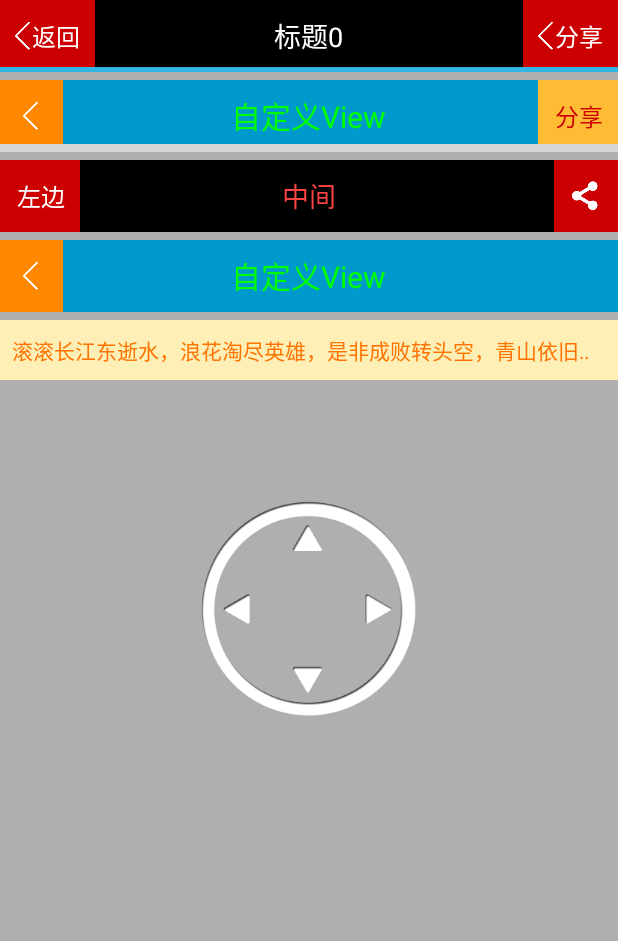
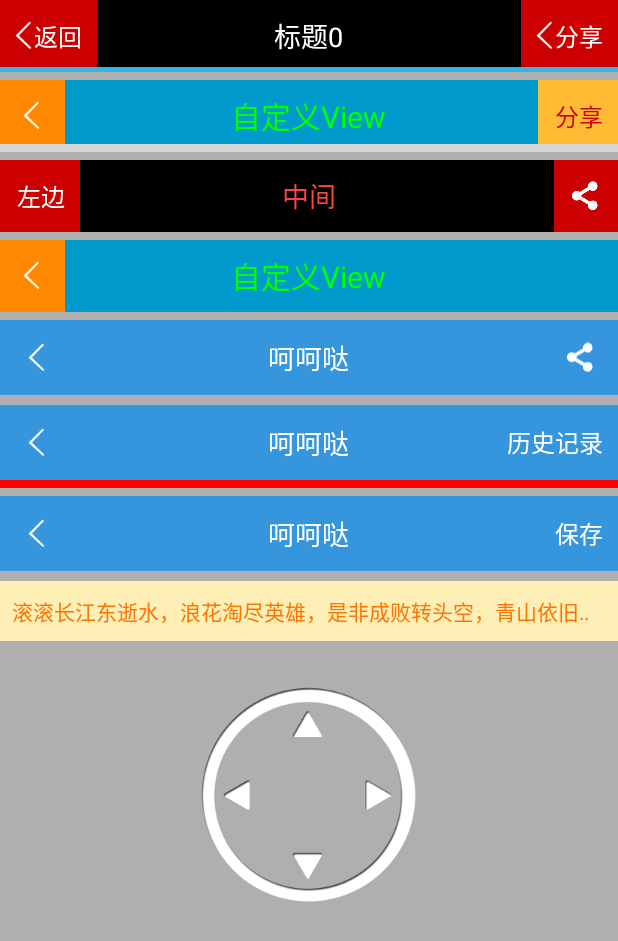
Before and after one commit to wpq2014/MyDemo, an Android app: the TopBarActivity screen opened directly, with no data from a screen before it, on a phone screen of 412 x 824 dp. Shown: the top 941 px of the screen. Run offline under Robolectric (Android 15) with nearby library versions, the phone set to English and light mode, and no system bars; our stand-ins replace ButterKnife; grey boxes are pictures that could not be loaded.

Commit message:
自定义标题栏CommonTitleBar

```diff
--- a/app/src/main/AndroidManifest.xml
+++ b/app/src/main/AndroidManifest.xml
@@ -94,6 +94,8 @@
         <activity android:name=".retrofit.RetrofitActivity" android:label="@string/retrofit" />
 
         <activity android:name=".TeethActivity" android:label="@string/teeth"></activity>
+        <activity android:name=".WebActivity" android:label="@string/webView"></activity>
+
 
 
         <service android:name=".RemoteService" android:process=":remote" />
--- a/app/src/main/java/com/demo/wpq/mydemo/MainActivity.java
+++ b/app/src/main/java/com/demo/wpq/mydemo/MainActivity.java
@@ -80,6 +80,7 @@ public class MainActivity extends AppCompatActivity
                 MToastUtil.show(MainActivity.this, "字数不能超过" + 20);
             }
         });
+
     }
 
     /**
@@ -146,6 +147,10 @@ public class MainActivity extends AppCompatActivity
         startActivity(new Intent(this, ClientActivity.class));
     }
 
+    public void clickWebView(View view) {
+        startActivity(new Intent(this, WebActivity.class));
+    }
+
     @Override
     public void onBackPressed() {
         DrawerLayout drawer = (DrawerLayout) findViewById(R.id.drawer_layout);
--- a/app/src/main/java/com/demo/wpq/mydemo/customview/TopBarActivity.java
+++ b/app/src/main/java/com/demo/wpq/mydemo/customview/TopBarActivity.java
@@ -5,12 +5,15 @@ import android.graphics.Color;
 import android.graphics.drawable.ColorDrawable;
 import android.os.Bundle;
 import android.view.View;
+import android.widget.TextView;
 import android.widget.Toast;
 
 import com.demo.wpq.mydemo.R;
+import com.demo.wpq.mydemo.customview.view.CommonTitleBar;
 import com.demo.wpq.mydemo.customview.view.DirectionView;
 import com.demo.wpq.mydemo.customview.view.MarqueeTextView;
 import com.demo.wpq.mydemo.customview.view.TopBar;
+import com.demo.wpq.mydemo.utils.MToastUtil;
 
 import butterknife.BindView;
 import butterknife.ButterKnife;
@@ -23,6 +26,8 @@ public class TopBarActivity extends Activity {
 
     @BindView(R.id.topbar0)
     TopBar topbar0;
+    @BindView(R.id.commonTitleBar1)
+    CommonTitleBar commonTitleBar1;
     @BindView(R.id.directionView)
     DirectionView directionView;
     @BindView(R.id.marquee_textView)
@@ -63,6 +68,21 @@ public class TopBarActivity extends Activity {
             }
         }, 3000);
 
+        commonTitleBar1.setSplitLineBackground(new ColorDrawable(Color.RED))
+                .setSplitLineHeight(5)
+                .setOnTitleBarLeftClickListener(new CommonTitleBar.OnTitleBarClickListener() {
+                    @Override
+                    public void onClick(View view) {
+                        MToastUtil.show(TopBarActivity.this, "返回");
+                    }
+                })
+                .setOnTitleBarRightTextClickListener(new CommonTitleBar.OnTitleBarClickListener() {
+                    @Override
+                    public void onClick(View view) {
+                        MToastUtil.show(TopBarActivity.this, ((TextView) view).getText().toString());
+                    }
+                });
+
         directionView.setOnDirectionChangedListener(new DirectionView.OnDirectionChangedListener() {
             @Override
             public void onDirectionChanged(int currentDirection) {
--- /dev/null
+++ b/app/src/main/java/com/demo/wpq/mydemo/customview/view/CommonTitleBar.java
@@ -0,0 +1,333 @@
+package com.demo.wpq.mydemo.customview.view;
+
+import android.content.Context;
+import android.content.res.TypedArray;
+import android.graphics.drawable.Drawable;
+import android.support.annotation.NonNull;
+import android.support.annotation.Nullable;
+import android.text.TextUtils;
+import android.util.AttributeSet;
+import android.util.TypedValue;
+import android.view.LayoutInflater;
+import android.view.View;
+import android.view.ViewGroup;
+import android.widget.FrameLayout;
+import android.widget.ImageView;
+import android.widget.LinearLayout;
+import android.widget.TextView;
+
+import com.demo.wpq.mydemo.R;
+
+/**
+ * Desc: 自定义标题栏-引用xml布局
+ * Author: wpq
+ * Date: 2017/4/21 09:45
+ */
+public class CommonTitleBar extends FrameLayout implements View.OnClickListener {
+
+    /** 整个TitleBar布局 */
+    private FrameLayout mFlTitleBar;
+    /** 左边布局 */
+    private LinearLayout mLlLeft;
+    /** 左边图片 */
+    private ImageView mIvLeft;
+    /** 中间布局 */
+    private LinearLayout mLlCenter;
+    /** 中间文字 */
+    private TextView mTvTitle;
+    /** 中间图片 */
+    private ImageView mIvTitle;
+    /** 右边布局 */
+    private LinearLayout mLlRight;
+    /** 右边图片布局 */
+    private LinearLayout mLlRightImage;
+    /** 右边图片 */
+    private ImageView mIvRight;
+    /** 右边文字 */
+    private TextView mTvRight;
+    /** 底部分割线 */
+    private View mViewSplitLine;
+
+    public CommonTitleBar(@NonNull Context context) {
+        this(context, null);
+    }
+
+    public CommonTitleBar(@NonNull Context context, @Nullable AttributeSet attrs) {
+        super(context, attrs);
+
+        LayoutInflater inflater = (LayoutInflater) context.getSystemService(Context.LAYOUT_INFLATER_SERVICE);
+        inflater.inflate(R.layout.view_common_title_bar, this, true);
+
+        mFlTitleBar = (FrameLayout) findViewById(R.id.fl_titleBar);
+        mLlLeft = (LinearLayout) findViewById(R.id.ll_left);
+        mIvLeft = (ImageView) findViewById(R.id.iv_left);
+        mLlCenter = (LinearLayout) findViewById(R.id.ll_center);
+        mTvTitle = (TextView) findViewById(R.id.tv_center);
+        mIvTitle = (ImageView) findViewById(R.id.iv_center);
+        mLlRight = (LinearLayout) findViewById(R.id.ll_right);
+        mLlRightImage = (LinearLayout) findViewById(R.id.ll_right_image);
+        mIvRight = (ImageView) findViewById(R.id.iv_right);
+        mTvRight = (TextView) findViewById(R.id.tv_right);
+        mViewSplitLine = findViewById(R.id.v_splitLine);
+        // init
+        mIvTitle.setVisibility(View.GONE);
+        mLlRightImage.setVisibility(View.GONE);
+        mTvRight.setVisibility(View.GONE);
+        // listener
+        mLlLeft.setOnClickListener(this);
+        mLlCenter.setOnClickListener(this);
+        mLlRightImage.setOnClickListener(this);
+        mTvRight.setOnClickListener(this);
+
+        TypedArray ta = context.obtainStyledAttributes(attrs, R.styleable.CommonTitleBar);
+        String title = ta.getString(R.styleable.CommonTitleBar_tb_title);
+        String rightText = ta.getString(R.styleable.CommonTitleBar_tb_rightText);
+        int rightImageRes = ta.getResourceId(R.styleable.CommonTitleBar_tb_rightImageSrc, 0);
+        ta.recycle();
+        // 标题
+        mTvTitle.setText(title);
+        // 右边图片
+        if (rightImageRes != 0) {
+            mLlRightImage.setVisibility(View.VISIBLE);
+            mIvRight.setImageResource(rightImageRes);
+        }
+        // 右边文字
+        if (!TextUtils.isEmpty(rightText)) {
+            mTvRight.setVisibility(View.VISIBLE);
+            mTvRight.setText(rightText);
+        }
+    }
+
+    public CommonTitleBar setTitleBarBackground(int color) {
+        mFlTitleBar.setBackgroundColor(color);
+        invalidate();
+        return this;
+    }
+
+    public CommonTitleBar setTitleBarBackground(Drawable drawable) {
+        mFlTitleBar.setBackgroundDrawable(drawable);
+        invalidate();
+        return this;
+    }
+
+    public CommonTitleBar setTitle(String title) {
+        mTvTitle.setText(title);
+        invalidate();
+        return this;
+    }
+
+    public CommonTitleBar setTitleTextColor(int color) {
+        mTvTitle.setTextColor(color);
+        invalidate();
+        return this;
+    }
+
+    public CommonTitleBar setTitleTextSize(float textSize) {
+        mTvTitle.setTextSize(sp2px(textSize));
+        invalidate();
+        return this;
+    }
+
+    public CommonTitleBar setTitleImageResource(int resId) {
+        mIvTitle.setImageResource(resId);
+        invalidate();
+        return this;
+    }
+
+    public CommonTitleBar setTitleImageDrawable(Drawable drawable) {
+        mIvTitle.setImageDrawable(drawable);
+        invalidate();
+        return this;
+    }
+
+    public CommonTitleBar setLeftBackground(int resId) {
+        mLlLeft.setBackgroundResource(resId);
+        invalidate();
+        return this;
+    }
+
+    public CommonTitleBar setLeftBackground(Drawable drawable) {
+        mLlLeft.setBackgroundDrawable(drawable);
+        invalidate();
+        return this;
+    }
+
+    public CommonTitleBar setLeftImageResource(int resId) {
+        mIvLeft.setImageResource(resId);
+        invalidate();
+        return this;
+    }
+
+    public CommonTitleBar setLeftImageDrawable(Drawable drawable) {
+        mIvLeft.setImageDrawable(drawable);
+        invalidate();
+        return this;
+    }
+
+    /**
+     * 右边图片布局
+     * @param resId
+     * @return
+     */
+    public CommonTitleBar setRightImageLayoutBackground(int resId) {
+        mLlRightImage.setBackgroundResource(resId);
+        invalidate();
+        return this;
+    }
+
+    /**
+     * 右边图片布局
+     * @param drawable
+     * @return
+     */
+    public CommonTitleBar setRightImageLayoutBackground(Drawable drawable) {
+        mLlRightImage.setBackgroundDrawable(drawable);
+        invalidate();
+        return this;
+    }
+
+    public CommonTitleBar setRightImageResource(int resId) {
+        mIvRight.setImageResource(resId);
+        invalidate();
+        return this;
+    }
+
+    public CommonTitleBar setRightImageDrawable(Drawable drawable) {
+        mIvRight.setImageDrawable(drawable);
+        invalidate();
+        return this;
+    }
+
+    public CommonTitleBar setRightText(String text) {
+        mTvRight.setText(text);
+        invalidate();
+        return this;
+    }
+
+    public CommonTitleBar setRightTextColor(int color) {
+        mTvRight.setTextColor(color);
+        invalidate();
+        return this;
+    }
+
+    public CommonTitleBar setRightTextSize(float textSize) {
+        mTvRight.setTextSize(sp2px(textSize));
+        invalidate();
+        return this;
+    }
+
+    public CommonTitleBar setRightTextBackground(int resId) {
+        mTvRight.setBackgroundResource(resId);
+        invalidate();
+        return this;
+    }
+
+    public CommonTitleBar setRightTextBackground(Drawable drawable) {
+        mTvRight.setBackgroundDrawable(drawable);
+        invalidate();
+        return this;
+    }
+
+    /**
+     * 底部分割线背景设置
+     * @param resId
+     * @return
+     */
+    public CommonTitleBar setSplitLineBackground(int resId) {
+        mViewSplitLine.setBackgroundResource(resId);
+        invalidate();
+        return this;
+    }
+
+    /**
+     * 底部分割线背景设置
+     * @param drawable
+     * @return
+     */
+    public CommonTitleBar setSplitLineBackground(Drawable drawable) {
+        mViewSplitLine.setBackgroundDrawable(drawable);
+        invalidate();
+        return this;
+    }
+
+    public CommonTitleBar setSplitLineHeight(float height) {
+        ViewGroup.LayoutParams lp = mViewSplitLine.getLayoutParams();
+        lp.height = dp2px(height);
+        mViewSplitLine.setLayoutParams(lp);
+        invalidate();
+        return this;
+    }
+
+    private int dp2px(float dp) {
+        float density = getResources().getDisplayMetrics().density;
+        return (int) (dp * density + 0.5f);
+    }
+
+    public float sp2px(float sp) {
+        return TypedValue.applyDimension(TypedValue.COMPLEX_UNIT_SP, sp,
+                getResources().getDisplayMetrics());
+    }
+
+    @Override
+    public void onClick(View v) {
+        switch (v.getId()) {
+            // 左边
+            case R.id.ll_left: {
+                if (null != mOnTitleBarLeftClickListener) {
+                    mOnTitleBarLeftClickListener.onClick(mLlLeft);
+                }
+                break;
+            }
+            // 中间
+            case R.id.ll_center: {
+                if (null != mOnTitleBarTitleClickListener) {
+                    mOnTitleBarTitleClickListener.onClick(mLlCenter);
+                }
+                break;
+            }
+            // 右边图片
+            case R.id.ll_right_image: {
+                if (null != mOnTitleBarRightImageClickListener) {
+                    mOnTitleBarRightImageClickListener.onClick(mLlRightImage);
+                }
+                break;
+            }
+            // 右边文字
+            case R.id.tv_right: {
+                if (null != mOnTitleBarRightTextClickListener) {
+                    mOnTitleBarRightTextClickListener.onClick(mTvRight);
+                }
+                break;
+            }
+        }
+    }
+
+    public interface OnTitleBarClickListener{
+        void onClick(View view);
+    }
+
+    private OnTitleBarClickListener mOnTitleBarLeftClickListener;
+    private OnTitleBarClickListener mOnTitleBarTitleClickListener;
+    private OnTitleBarClickListener mOnTitleBarRightImageClickListener;
+    private OnTitleBarClickListener mOnTitleBarRightTextClickListener;
+
+    public CommonTitleBar setOnTitleBarLeftClickListener(OnTitleBarClickListener onTitleBarLeftClickListener) {
+        this.mOnTitleBarLeftClickListener = onTitleBarLeftClickListener;
+        return this;
+    }
+
+    public CommonTitleBar setOnTitleBarTitleClickListener(OnTitleBarClickListener onTitleBarTitleClickListener) {
+        this.mOnTitleBarTitleClickListener = onTitleBarTitleClickListener;
+        return this;
+    }
+
+    public CommonTitleBar setOnTitleBarRightImageClickListener(OnTitleBarClickListener onTitleBarRightImageClickListener) {
+        this.mOnTitleBarRightImageClickListener = onTitleBarRightImageClickListener;
+        return this;
+    }
+
+    public CommonTitleBar setOnTitleBarRightTextClickListener(OnTitleBarClickListener onTitleBarRightTextClickListener) {
+        this.mOnTitleBarRightTextClickListener = onTitleBarRightTextClickListener;
+        return this;
+    }
+}
--- a/app/src/main/java/com/demo/wpq/mydemo/customview/view/TopBar.java
+++ b/app/src/main/java/com/demo/wpq/mydemo/customview/view/TopBar.java
@@ -15,8 +15,8 @@ import android.widget.TextView;
 import com.demo.wpq.mydemo.R;
 
 /**
- * Desc: 自定义标题栏（标题在中间）
- * <p>
+ * Desc: 自定义标题栏，标题在中间，代码中创建布局
+ *
  * Created by wpq on 16/7/11.
  */
 public class TopBar extends FrameLayout {
--- a/app/src/main/java/com/demo/wpq/mydemo/utils/MToastUtil.java
+++ b/app/src/main/java/com/demo/wpq/mydemo/utils/MToastUtil.java
@@ -47,8 +47,6 @@ public final class MToastUtil {
      * @param gravity {@link android.view.Gravity}
      */
     public static void show(@NonNull Context context, @NonNull String text, int duration, int gravity) {
-        if (null == context) return;
-
         if (null == sToast) {
             sToast = Toast.makeText(context, text, duration);
         } else {
--- /dev/null
+++ b/app/src/main/res/drawable/back_bg_selector.xml
@@ -0,0 +1,15 @@
+<?xml version="1.0" encoding="utf-8"?>
+<selector
+    xmlns:android="http://schemas.android.com/apk/res/android">
+    <item android:state_pressed="true">
+        <shape>
+            <solid android:color="@color/back_bg_pressed"/>
+        </shape>
+    </item>
+
+    <item>
+        <shape>
+            <solid android:color="@color/back_bg_normal"/>
+        </shape>
+    </item>
+</selector>
--- /dev/null
+++ b/app/src/main/res/drawable/ic_arrow_down_white.xml
@@ -0,0 +1,9 @@
+<vector xmlns:android="http://schemas.android.com/apk/res/android"
+        android:width="16dp"
+        android:height="16dp"
+        android:viewportHeight="1024.0"
+        android:viewportWidth="1024.0">
+    <path
+        android:fillColor="#ffffff"
+        android:pathData="M14.7,274.2c0,-9 3.4,-18 10.3,-24.9 13.8,-13.7 36.1,-13.7 49.9,0 0,0 433.7,431.5 433.7,431.5 0,0 433.7,-431.5 433.7,-431.5 13.8,-13.7 36.1,-13.7 49.9,0 13.8,13.7 13.8,36 0,49.7 0,0 -458.6,456.3 -458.6,456.3 -13.8,13.7 -36.1,13.7 -49.9,0 0,0 -458.7,-456.3 -458.7,-456.3 -6.9,-6.9 -10.3,-15.9 -10.3,-24.9z"/>
+</vector>
--- a/app/src/main/res/layout/activity_topbar.xml
+++ b/app/src/main/res/layout/activity_topbar.xml
@@ -1,5 +1,6 @@
 <?xml version="1.0" encoding="utf-8"?>
-<LinearLayout xmlns:android="http://schemas.android.com/apk/res/android"
+<LinearLayout
+    xmlns:android="http://schemas.android.com/apk/res/android"
     xmlns:top="http://schemas.android.com/apk/res-auto"
     android:layout_width="match_parent"
     android:layout_height="match_parent"
@@ -71,6 +72,30 @@
         top:top_titleTextSize="20sp"
         />
 
+    <com.demo.wpq.mydemo.customview.view.CommonTitleBar
+        android:id="@+id/commonTitleBar0"
+        android:layout_width="match_parent"
+        android:layout_height="wrap_content"
+        android:layout_marginTop="5dp"
+        top:tb_rightImageSrc="@mipmap/ic_share"
+        top:tb_title="呵呵哒"/>
+
+    <com.demo.wpq.mydemo.customview.view.CommonTitleBar
+        android:id="@+id/commonTitleBar1"
+        android:layout_width="match_parent"
+        android:layout_height="wrap_content"
+        android:layout_marginTop="5dp"
+        top:tb_rightText="历史记录"
+        top:tb_title="呵呵哒"/>
+
+    <com.demo.wpq.mydemo.customview.view.CommonTitleBar
+        android:id="@+id/commonTitleBar2"
+        android:layout_width="match_parent"
+        android:layout_height="wrap_content"
+        android:layout_marginTop="5dp"
+        top:tb_rightText="保存"
+        top:tb_title="呵呵哒"/>
+
     <com.demo.wpq.mydemo.customview.view.MarqueeTextView
         android:id="@+id/marquee_textView"
         android:layout_width="match_parent"
@@ -93,7 +118,7 @@
         android:id="@+id/directionView"
         android:layout_width="wrap_content"
         android:layout_height="wrap_content"
-        android:layout_marginTop="80dp"
+        android:layout_marginTop="30dp"
         android:clickable="true"/>
 
 </LinearLayout>
--- a/app/src/main/res/layout/content_main.xml
+++ b/app/src/main/res/layout/content_main.xml
@@ -73,4 +73,10 @@
         android:layout_height="wrap_content"
         android:onClick="clickTeeth"
         android:text="@string/teeth"/>
+
+    <Button
+        android:layout_width="match_parent"
+        android:layout_height="wrap_content"
+        android:onClick="clickWebView"
+        android:text="@string/webView"/>
 </LinearLayout>
--- /dev/null
+++ b/app/src/main/res/layout/view_common_title_bar.xml
@@ -0,0 +1,111 @@
+<?xml version="1.0" encoding="utf-8"?>
+<LinearLayout
+    xmlns:android="http://schemas.android.com/apk/res/android"
+    xmlns:tools="http://schemas.android.com/tools"
+    android:layout_width="match_parent"
+    android:layout_height="wrap_content"
+    android:orientation="vertical">
+
+    <FrameLayout
+        android:id="@+id/fl_titleBar"
+        android:layout_width="match_parent"
+        android:layout_height="50dp"
+        android:background="@color/back_bg_normal">
+
+        <!-- 左边 -->
+        <LinearLayout
+            android:id="@+id/ll_left"
+            android:layout_width="50dp"
+            android:layout_height="match_parent"
+            android:background="@drawable/back_bg_selector"
+            android:gravity="center"
+            android:orientation="horizontal">
+
+            <ImageView
+                android:id="@+id/iv_left"
+                android:layout_width="wrap_content"
+                android:layout_height="match_parent"
+                android:paddingRight="1dp"
+                android:src="@mipmap/ic_back"/>
+        </LinearLayout>
+
+        <!-- 中间标题 -->
+        <LinearLayout
+            android:id="@+id/ll_center"
+            android:layout_width="wrap_content"
+            android:layout_height="match_parent"
+            android:layout_gravity="center"
+            android:gravity="center"
+            android:orientation="horizontal">
+
+            <TextView
+                android:id="@+id/tv_center"
+                android:layout_width="wrap_content"
+                android:layout_height="wrap_content"
+                android:singleLine="true"
+                android:textColor="@android:color/white"
+                android:textSize="18sp"
+                tools:text="中间"/>
+
+            <ImageView
+                android:id="@+id/iv_center"
+                android:layout_width="wrap_content"
+                android:layout_height="wrap_content"
+                android:padding="5dp"
+                android:src="@drawable/ic_arrow_down_white"
+                android:visibility="gone"
+                tools:visibility="visible"/>
+        </LinearLayout>
+
+        <!-- 右边 -->
+        <LinearLayout
+            android:id="@+id/ll_right"
+            android:layout_width="wrap_content"
+            android:layout_height="match_parent"
+            android:layout_gravity="right"
+            android:gravity="center"
+            android:orientation="horizontal">
+            <!-- 图标 -->
+            <LinearLayout
+                android:id="@+id/ll_right_image"
+                android:layout_width="50dp"
+                android:layout_height="match_parent"
+                android:background="@drawable/back_bg_selector"
+                android:gravity="center"
+                android:orientation="horizontal"
+                android:visibility="gone"
+                tools:visibility="visible">
+
+                <ImageView
+                    android:id="@+id/iv_right"
+                    android:layout_width="wrap_content"
+                    android:layout_height="match_parent"
+                    tools:src="@mipmap/ic_share"/>
+            </LinearLayout>
+            <!-- 文字 -->
+            <TextView
+                android:id="@+id/tv_right"
+                android:layout_width="wrap_content"
+                android:layout_height="match_parent"
+                android:background="@drawable/back_bg_selector"
+                android:gravity="center"
+                android:paddingLeft="10dp"
+                android:paddingRight="10dp"
+                android:textColor="@color/white"
+                android:textSize="16sp"
+                android:visibility="gone"
+                tools:text="右边"
+                tools:visibility="visible"/>
+
+        </LinearLayout>
+
+    </FrameLayout>
+
+    <!-- 底部分割线 -->
+    <View
+        android:id="@+id/v_splitLine"
+        android:layout_width="match_parent"
+        android:layout_height="1dp"
+        tools:background="@android:color/black"/>
+
+</LinearLayout>
--- a/app/src/main/res/values/colors.xml
+++ b/app/src/main/res/values/colors.xml
@@ -51,4 +51,9 @@
 
     <color name="remind_bgcolor">#feefb6</color>
     <color name="remind_textcolor">#ff7300</color>
+
+    <!-- 标题栏 -->
+    <color name="back_bg_normal">#3596dd</color>
+    <color name="back_bg_pressed">#1b75b7</color>
+
 </resources>
--- a/app/src/main/res/values/strings.xml
+++ b/app/src/main/res/values/strings.xml
@@ -53,4 +53,7 @@
     <!-- 牙 -->
     <string name="teeth">牙</string>
 
+    <!-- WebView -->
+    <string name="webView">WebView</string>
+
 </resources>
```
Also changed, not shown: app/src/main/java/com/demo/wpq/mydemo/WebActivity.java (added, +48 -0 lines), app/src/main/res/layout/activity_webview.xml (added, +13 -0 lines), app/src/main/res/values/attrs.xml (+19 -10 lines), app/src/main/res/mipmap-xhdpi/ic_back.png (added), app/src/main/res/mipmap-xxhdpi/ic_back.png (deleted), 1 other file. Lines whose indentation alone changed are shown as unchanged.
